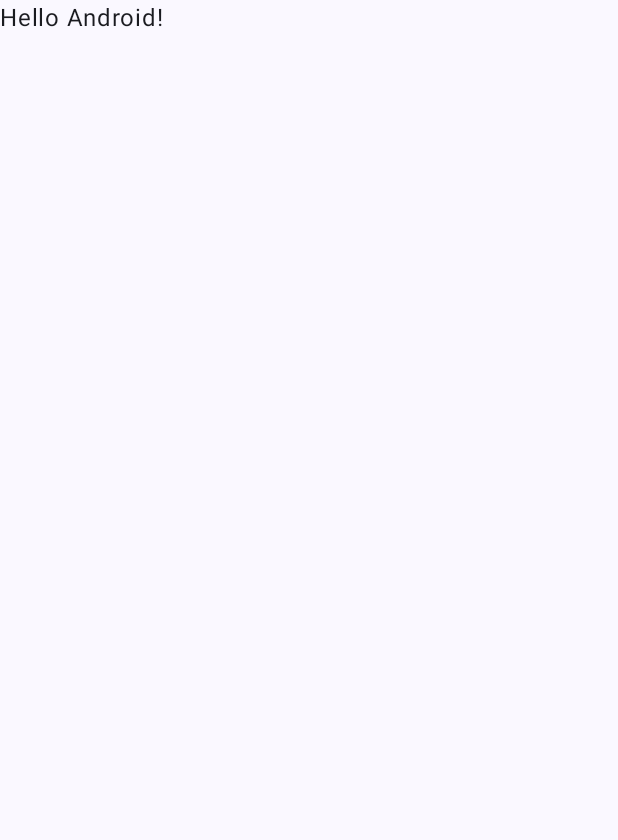
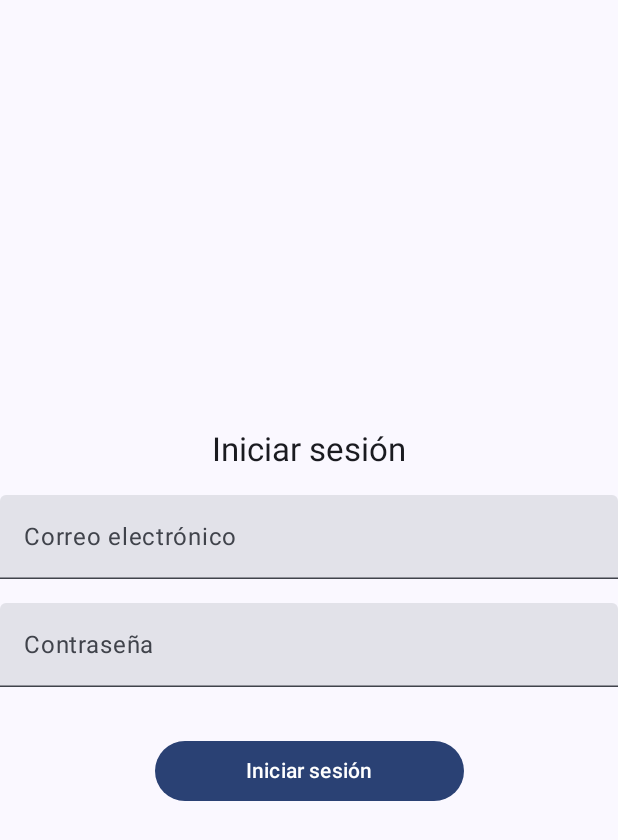
Before and after one commit to Thuomas/Parcial1, an Android app built with Jetpack Compose: the screen it shows after launch (MainActivity), on a phone screen of 412 x 824 dp. Before the commit the part shown is almost empty. Shown: the top 840 px of the screen. Run offline under Robolectric (Android 15) with nearby library versions, the phone set to English and light mode, and no system bars.

```diff
--- a/app/src/main/java/com/example/parcial1/MainActivity.kt
+++ b/app/src/main/java/com/example/parcial1/MainActivity.kt
@@ -1,5 +1,6 @@
 package com.example.parcial1
 
+import MainPage
 import android.os.Bundle
 import androidx.activity.ComponentActivity
 import androidx.activity.compose.setContent
@@ -22,13 +23,14 @@ class MainActivity : ComponentActivity() {
                     modifier = Modifier.fillMaxSize(),
                     color = MaterialTheme.colorScheme.background
                 ) {
-                    Greeting("Android")
+                    MainPage()
                 }
             }
         }
     }
 }
 
+/*
 @Composable
 fun Greeting(name: String, modifier: Modifier = Modifier) {
     Text(
@@ -43,4 +45,4 @@ fun GreetingPreview() {
     Parcial1Theme {
         Greeting("Android")
     }
-}
+}*/
--- /dev/null
+++ b/app/src/main/java/com/example/parcial1/MainPage.kt
@@ -0,0 +1,63 @@
+import androidx.compose.foundation.layout.Arrangement
+import androidx.compose.foundation.layout.Column
+
+import androidx.compose.foundation.layout.Spacer
+import androidx.compose.foundation.layout.fillMaxSize
+import androidx.compose.foundation.layout.fillMaxWidth
+import androidx.compose.foundation.layout.height
+import androidx.compose.material3.Button
+import androidx.compose.material3.MaterialTheme
+import androidx.compose.material3.Text
+import androidx.compose.material3.TextField
+import androidx.compose.runtime.Composable
+import androidx.compose.ui.Alignment
+import androidx.compose.ui.Modifier
+import androidx.compose.ui.text.input.PasswordVisualTransformation
+import androidx.compose.ui.tooling.preview.Preview
+import androidx.compose.ui.unit.dp
+import com.example.parcial1.ui.theme.Parcial1Theme
+
+@Composable
+fun MainPage( modifier: Modifier = Modifier) {
+    Column(
+        modifier = Modifier.fillMaxSize(),
+        verticalArrangement = Arrangement.Center,
+        horizontalAlignment = Alignment.CenterHorizontally
+    ) {
+        Text(text = "Iniciar sesión", style = MaterialTheme.typography.titleLarge)
+        Spacer(modifier = Modifier.height(16.dp))
+
+        TextField(
+            value = "", // email
+            onValueChange = {}, // Ver que hace esta linea
+            label = { Text("Correo electrónico") },
+            modifier = Modifier.fillMaxWidth()
+        )
+
+        Spacer(modifier = Modifier.height(16.dp))
+
+        TextField(
+            value = "", // contraseña
+            onValueChange = {}, // Ver que hace esta linea
+            label = { Text("Contraseña") },
+            modifier = Modifier.fillMaxWidth(),
+            visualTransformation = PasswordVisualTransformation()
+        )
+
+        Spacer(modifier = Modifier.height(32.dp))
+
+        Button(
+            onClick = {}, // hacer logica de boton
+            modifier = Modifier.fillMaxWidth(0.5f)
+        ) {
+            Text("Iniciar sesión")
+        }
+    }
+}
+@Preview(showBackground = true)
+@Composable
+fun MainPagePreview() {
+    Parcial1Theme {
+        MainPage()
+    }
+}
```
Also changed, not shown: app/src/main/java/com/example/parcial1/Bienvenida.kt (added, +27 -0 lines).
